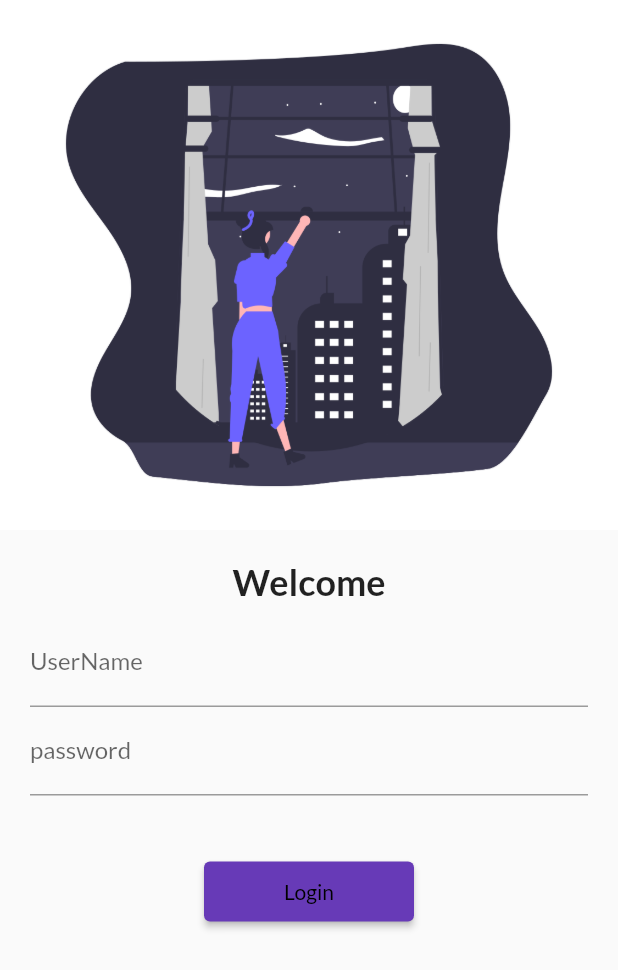
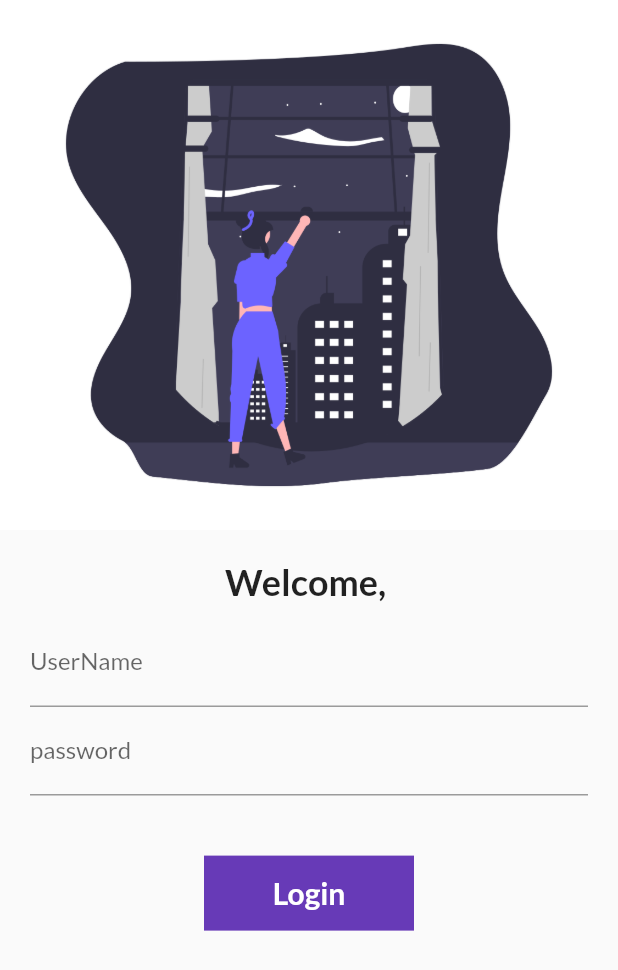
Before and after one commit to dtPranav/flutter_catalog, a Flutter app: the screen it shows after launch, on a phone screen of 412 x 824 dp. Shown: the top 970 px of the screen. Run offline on Flutter 3.47's test engine with Material 2 defaults, Android fonts, the phone set to English and light mode, and no system bars; our stand-ins replace google_fonts.

Commit message:
day 6 commit

```diff
--- a/lib/pages/login.dart
+++ b/lib/pages/login.dart
@@ -1,9 +1,17 @@
+import 'package:flutter/cupertino.dart';
 import 'package:flutter/gestures.dart';
 import 'package:flutter/material.dart';
 import 'package:flutter_catalog/utils/routes.dart';
 
-class Login extends StatelessWidget {
+class Login extends StatefulWidget {
   @override
+  State<Login> createState() => _LoginState();
+}
+
+class _LoginState extends State<Login> {
+  @override
+  String name = '';
+  bool changedButton = false;
   Widget build(BuildContext context) {
     return Material(
       child: SingleChildScrollView(
@@ -17,7 +25,7 @@ class Login extends StatelessWidget {
               height: 20.0,
             ),
             Text(
-              "Welcome",
+              "Welcome, $name",
               style: TextStyle(fontSize: 24, fontWeight: FontWeight.bold),
             ),
             Padding(
@@ -25,6 +33,10 @@ class Login extends StatelessWidget {
               child: Column(
                 children: [
                   TextFormField(
+                    onChanged: (value) {
+                      name = value;
+                      setState(() {});
+                    },
                     decoration: InputDecoration(
                         hintText: "Enter Username", labelText: "UserName"),
                   ),
@@ -36,16 +48,49 @@ class Login extends StatelessWidget {
                   SizedBox(
                     height: 40,
                   ),
-                  ElevatedButton(
-                    onPressed: () {
+                  // ElevatedButton(
+                  //   onPressed: () {
+                  //     Navigator.pushNamed(context, MyRoutes.homeRoute);
+                  //   },
+                  //   style: TextButton.styleFrom(
+                  //     minimumSize: Size(140, 40),
+                  //   ),
+                  //   child: Text(
+                  //     "Login",
+                  //     style: TextStyle(color: Colors.black),
+                  //   ),
+                  // ),
+                  InkWell(
+                    onTap: () async {
+                      setState(() {
+                        changedButton = true;
+                      });
+                      await Future.delayed(Duration(seconds: 1));
                       Navigator.pushNamed(context, MyRoutes.homeRoute);
                     },
-                    style: TextButton.styleFrom(
-                      minimumSize: Size(140, 40),
-                    ),
-                    child: Text(
-                      "Login",
-                      style: TextStyle(color: Colors.black),
+                    child: AnimatedContainer(
+                      duration: Duration(seconds: 1),
+                      width: (changedButton) ? 120 : 140,
+                      height: 50,
+                      alignment: Alignment.center,
+                      child: changedButton
+                          ? Icon(
+                              Icons.done,
+                              color: Colors.white,
+                            )
+                          : Text("Login",
+                              textAlign: TextAlign.center,
+                              style: TextStyle(
+                                fontSize: 20,
+                                fontWeight: FontWeight.bold,
+                                color: Colors.white,
+                              )),
+                      decoration: BoxDecoration(
+                          // borderRadius: BorderRadius.circular(10),
+                          color: Colors.deepPurple,
+                          shape: (changedButton)
+                              ? BoxShape.circle
+                              : BoxShape.rectangle),
                     ),
                   ),
                 ],
```
